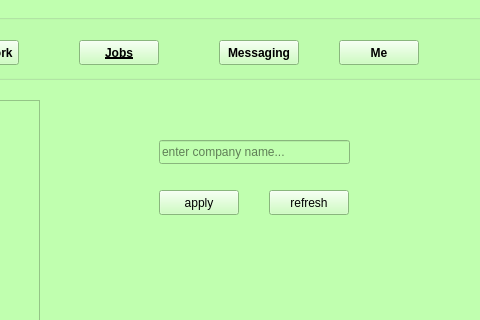
Before: the Qt Designer form jobs_karbar.ui in white-vessel/eyd-project, drawn with Qt 5; both pictures show x 461 to 941 and y 0 to 320 of the 941 by 600 pixel window.
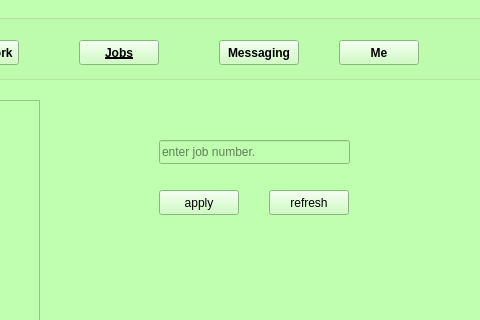
After: the same form once the commit is applied. Icons and pictures are not drawn.

```diff
--- a/jobs_karbar.ui
+++ b/jobs_karbar.ui
@@ -203,7 +203,7 @@
      </rect>
     </property>
     <property name="placeholderText">
-     <string>enter company name...</string>
+     <string>enter job number.</string>
     </property>
    </widget>
    <widget class="QPushButton" name="pushButton_7">
```
